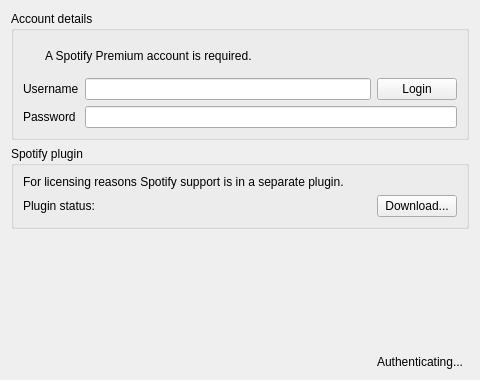
This is src/internet/spotifysettingspage.ui in clementine-player/Clementine as Qt 5 draws it before an edit. The edited form follows.
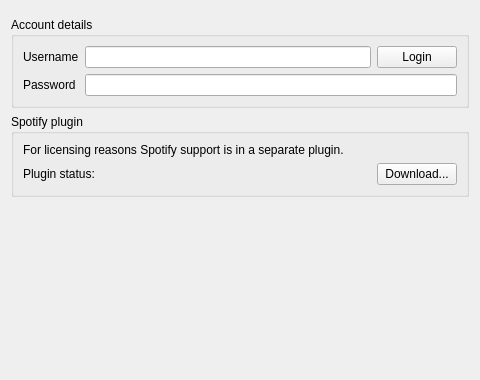
This is the edited form. Icons and pictures are not drawn. Custom widgets are drawn as their Qt base class.

Commit message: Refactor the last.fm, magnatune, spotify and di.fm settings pages - moving the login state display into a separate widget.

Patch:
```diff
--- a/src/internet/spotifysettingspage.ui
+++ b/src/internet/spotifysettingspage.ui
@@ -14,50 +14,15 @@
    <string>Spotify</string>
   </property>
   <layout class="QVBoxLayout" name="verticalLayout_2">
+   <item>
+    <widget class="LoginStateWidget" name="login_state" native="true"/>
+   </item>
    <item>
     <widget class="QGroupBox" name="account_group">
      <property name="title">
       <string>Account details</string>
      </property>
      <layout class="QVBoxLayout" name="verticalLayout_3">
-      <item>
-       <widget class="QFrame" name="frame">
-        <property name="frameShape">
-         <enum>QFrame::NoFrame</enum>
-        </property>
-        <property name="frameShadow">
-         <enum>QFrame::Plain</enum>
-        </property>
-        <property name="lineWidth">
-         <number>0</number>
-        </property>
-        <layout class="QHBoxLayout" name="horizontalLayout_4">
-         <item>
-          <widget class="QLabel" name="warn_icon">
-           <property name="text">
-            <string/>
-           </property>
-          </widget>
-         </item>
-         <item>
-          <widget class="QLabel" name="label_4">
-           <property name="sizePolicy">
-            <sizepolicy hsizetype="Expanding" vsizetype="Preferred">
-             <horstretch>0</horstretch>
-             <verstretch>0</verstretch>
-            </sizepolicy>
-           </property>
-           <property name="text">
-            <string>A Spotify Premium account is required.</string>
-           </property>
-           <property name="wordWrap">
-            <bool>true</bool>
-           </property>
-          </widget>
-         </item>
-        </layout>
-       </widget>
-      </item>
       <item>
        <widget class="QWidget" name="login_container" native="true">
         <property name="enabled">
@@ -206,42 +171,14 @@
      </item>
     </layout>
    </item>
-   <item>
-    <widget class="QWidget" name="busy" native="true">
-     <layout class="QHBoxLayout" name="horizontalLayout">
-      <property name="margin">
-       <number>0</number>
-      </property>
-      <item>
-       <widget class="QLabel" name="label_5">
-        <property name="text">
-         <string>Authenticating...</string>
-        </property>
-        <property name="alignment">
-         <set>Qt::AlignRight|Qt::AlignTrailing|Qt::AlignVCenter</set>
-        </property>
-       </widget>
-      </item>
-      <item>
-       <widget class="BusyIndicator" name="label_6">
-        <property name="sizePolicy">
-         <sizepolicy hsizetype="Fixed" vsizetype="Preferred">
-          <horstretch>0</horstretch>
-          <verstretch>0</verstretch>
-         </sizepolicy>
-        </property>
-       </widget>
-      </item>
-     </layout>
-    </widget>
-   </item>
   </layout>
  </widget>
  <customwidgets>
   <customwidget>
-   <class>BusyIndicator</class>
+   <class>LoginStateWidget</class>
    <extends>QWidget</extends>
-   <header>widgets/busyindicator.h</header>
+   <header>widgets/loginstatewidget.h</header>
+   <container>1</container>
   </customwidget>
  </customwidgets>
  <resources>
```
The commit also changes 30 other files.
